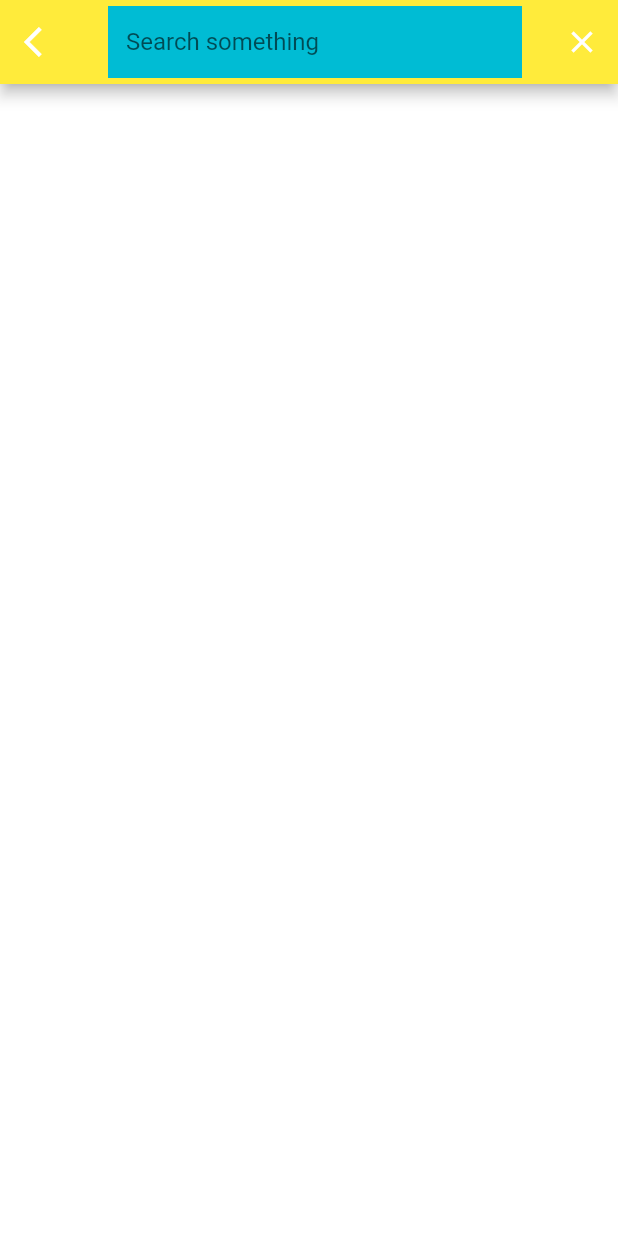
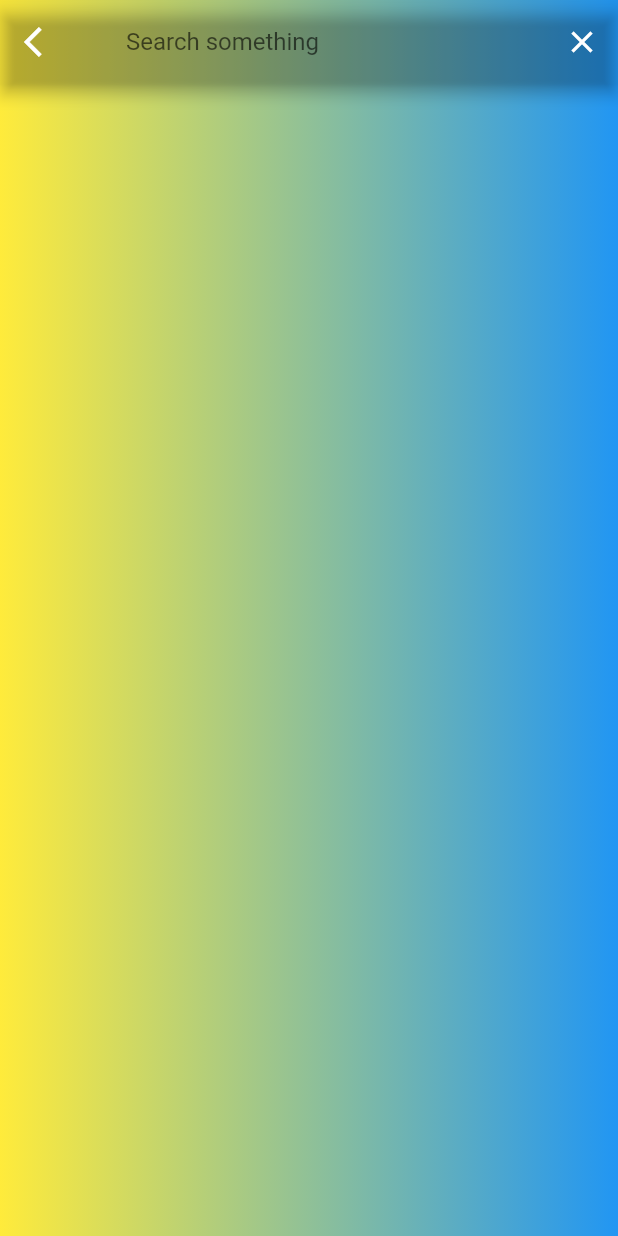
Before and after one commit to Nishesh73/FreelanceApp-, a Flutter app: the UploadJob screen opened directly, after a tap on the "search" icon, on a phone screen of 412 x 824 dp. Run offline on Flutter 3.47's test engine with Material 2 defaults, Android fonts, the phone set to English and light mode, and no system bars; our stand-ins replace cached_network_image, cloud_firestore, curved_navigation_bar, firebase_auth, firebase_core, firebase_storage and 4 more; accounts and stored records are empty; network calls fail.

Commit message:
tiny fix

```diff
--- a/lib/jobs/upload_job_now.dart
+++ b/lib/jobs/upload_job_now.dart
@@ -26,6 +26,7 @@ class _UploadJobState extends State<UploadJob> {
   final _globalKey = GlobalKey<FormState>();
 
   bool _isLoading = false;
+  bool keyBoardHide = false;
 
 
   DateTime? datePick;
@@ -178,11 +179,16 @@ void _uploadTaskInFirebase()async{
 
 
 
-      context: context, builder: (context){
+      context: context,
+       builder: (context){
 
-      return Padding(
-        padding: const EdgeInsets.only(top: 30.0),
+      return Container(
+
         child: AlertDialog(
+          insetPadding: EdgeInsets.zero ,
+
+
+
           backgroundColor: Colors.black38,
 
 
@@ -190,9 +196,7 @@ void _uploadTaskInFirebase()async{
           color: Colors.white),),
 
           content: Container(
-            width: size.width * .9,
-
-
+            width: size.width * .95,
             child: ListView.builder(
               shrinkWrap: true,
               itemCount: Persistent.jobcatGory.length,
@@ -208,7 +212,9 @@ void _uploadTaskInFirebase()async{
                     });
 
                   },
-                  child: Row(children: [
+                  child: Row(
+                    mainAxisSize: MainAxisSize.min,
+                    children: [
                     Icon(Icons.forward_sharp, color: Colors.white,),
 
                     Padding(
@@ -411,14 +417,14 @@ child: Scaffold(
 
 
   body: Center(
-    child: Padding(padding: EdgeInsets.all(8.0),
+    child: Padding(padding: EdgeInsets.all(4.0),
 
     child: Card(
       color: Colors.black26,
 
       child: SingleChildScrollView(
         child: Padding(
-          padding: const EdgeInsets.all(8.0),
+          padding: const EdgeInsets.all(4.0),
           child: Column(
 
             crossAxisAlignment: CrossAxisAlignment.start,
@@ -426,7 +432,7 @@ child: Scaffold(
 
             children: [
             Padding(
-              padding: const EdgeInsets.all(16.0),
+              padding: const EdgeInsets.all(8.0),
               child: Text("Please fill all the fields",
               style: TextStyle(
 
@@ -462,7 +468,7 @@ child: Scaffold(
                 }, textEditingController: _jobDeadlineController, maxLengthpropertyEnableOrDisable: false, maxLength: 100 ),
 
                 Center(
-                  child: MaterialButton(
+                  child: _isLoading? Center(child: CircularProgressIndicator()) : MaterialButton(
                     shape: RoundedRectangleBorder(borderRadius: BorderRadius.circular(13.0)),
                     padding: EdgeInsets.all(8.0),
                     color: Colors.black,
@@ -478,7 +484,7 @@ child: Scaffold(
                   }),
                   child: Padding(
                     padding: const EdgeInsets.all(8.0),
-                    child: _isLoading?Center(child: CircularProgressIndicator()) : Row(
+                    child: Row(
                       mainAxisSize: MainAxisSize.min,
                       mainAxisAlignment: MainAxisAlignment.center,
 
--- a/lib/searchcompany/search_job.dart
+++ b/lib/searchcompany/search_job.dart
@@ -37,9 +37,26 @@ class _SearchJobState extends State<SearchJob> {
   }
   @override
   Widget build(BuildContext context) {
-    return Scaffold(
+    return Container(
+      decoration: BoxDecoration(
+        gradient: LinearGradient(colors:
+
+        [ Colors.yellow,
+        Colors.blue,
+
+        ]
+        )
+
+
+      ),
+      child: Scaffold(
+
+
+
 
         appBar: AppBar(
+          backgroundColor: Colors.transparent,
+
 
           title: TextField(
 
@@ -61,7 +78,7 @@ class _SearchJobState extends State<SearchJob> {
               border: InputBorder.none,
 
               filled: true,
-            fillColor: Colors.cyan,
+              fillColor: Colors.transparent,
               hintText: "Search something",
 
             ),
@@ -89,11 +106,13 @@ class _SearchJobState extends State<SearchJob> {
           leading: IconButton(onPressed: (){
             Navigator.pushReplacement(context, MaterialPageRoute(builder: (context) => JobScreen()));
           }, icon: Icon(Icons.arrow_back_ios)),
-        backgroundColor: Colors.yellow,
+
+
+
 
 
         ),
-      backgroundColor: Colors.white,
+        backgroundColor: Colors.transparent,
 
         body: StreamBuilder<QuerySnapshot<Map<String, dynamic>>>(stream: FirebaseFirestore.instance
         .collection("jobPublishers")
@@ -199,6 +218,7 @@ class _SearchJobState extends State<SearchJob> {
 
 
 
+      ),
     );
   }
 }
```
Also changed, not shown: lib/jobs/jobs_screen.dart (+5 -3 lines), lib/searchcompany/profile_screen.dart (+4 -4 lines), lib/searchcompany/search_company_screen.dart (+15 -4 lines), 1 other file. Lines whose indentation alone changed are shown as unchanged.
